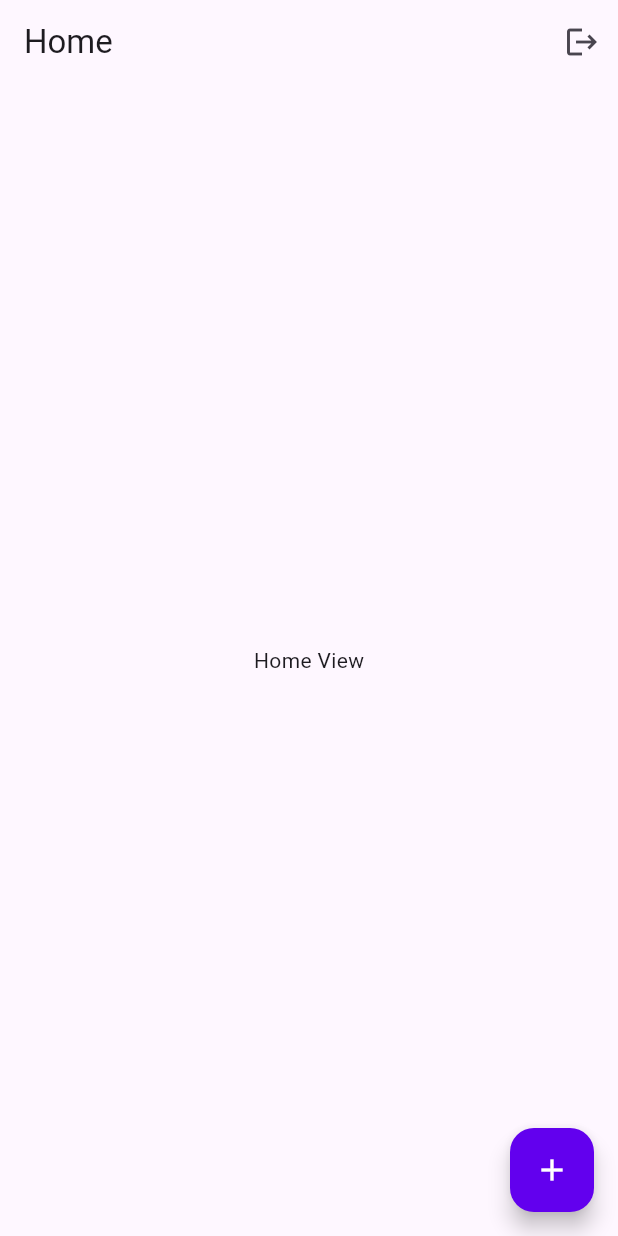
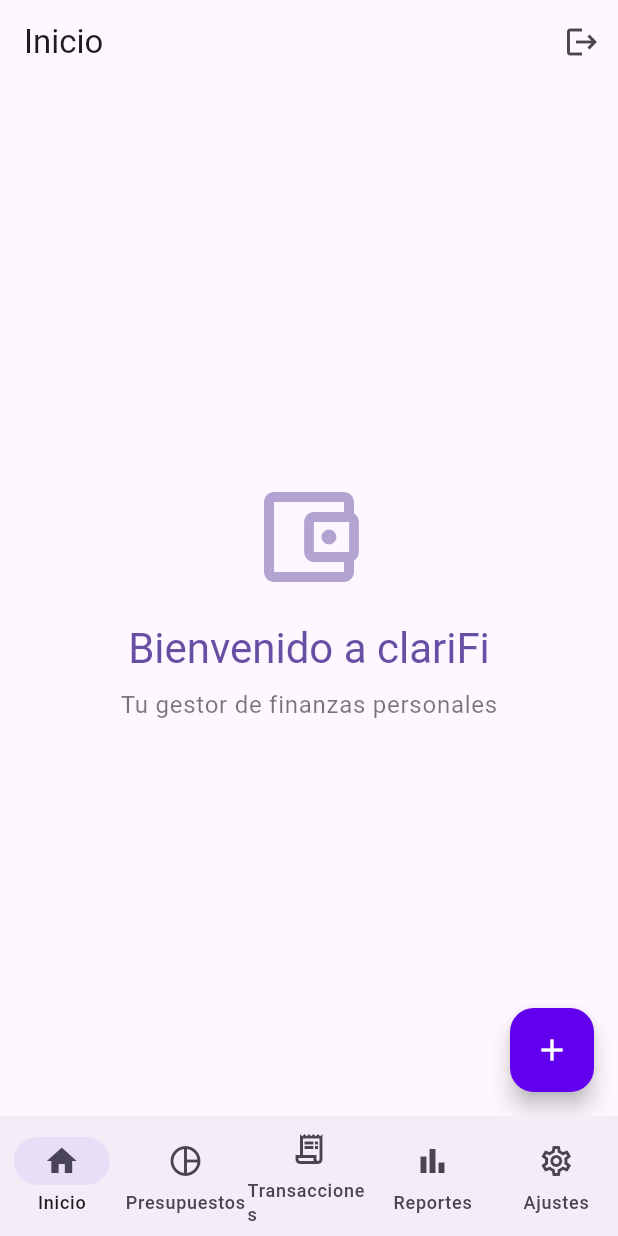
Before and after one commit to IDUCDEV/clariFi, a Flutter app: the screen it shows once a user with an empty profile is signed in, on a phone screen of 412 x 824 dp. Run offline on Flutter 3.47's test engine with Material 3 defaults, Android fonts, the phone set to English and light mode, and no system bars; our stand-ins replace app_links, go_router, supabase_flutter; accounts and stored records are empty.

Commit message:
Added feature view navegationBar

```diff
--- a/lib/src/routes/app_router.dart
+++ b/lib/src/routes/app_router.dart
@@ -10,6 +10,7 @@ import 'package:clarifi_app/src/views/accounts/accounts_list_view.dart';
 import 'package:clarifi_app/src/views/transactions/transaction_form_view.dart';
 import 'package:clarifi_app/src/views/onboarding/onboarding.dart';
 import 'package:clarifi_app/src/views/splashScreen/splash_screen.dart';
+import 'package:clarifi_app/src/views/navigation/main_navigation_view.dart';
 import 'package:go_router/go_router.dart';
 
 
@@ -55,12 +56,12 @@ class AppRouter {
         GoRoute(
           name: 'dashboard',
           path: '/dashboard',
-          builder: (context, state) => const HomeView(),
+          builder: (context, state) => const MainNavigationView(),
         ),
         GoRoute(
           name: 'home',
           path: '/home',
-          builder: (context, state) => const HomeView(),
+          builder: (context, state) => const MainNavigationView(),
         ),
         GoRoute(
           name: 'accounts',
--- a/lib/src/views/home/home_view.dart
+++ b/lib/src/views/home/home_view.dart
@@ -27,7 +27,7 @@ class _HomeViewState extends State<HomeView> {
     final authViewModel = Provider.of<AuthViewModel>(context);
     return Scaffold(
       appBar: AppBar(
-        title: const Text('Home'),
+        title: const Text('Inicio'),
         actions: [
           IconButton(
             icon: const Icon(Icons.logout),
@@ -37,8 +37,31 @@ class _HomeViewState extends State<HomeView> {
           )
         ],
       ),
-      body: const Center(
-        child: Text('Home View'),
+      body: Center(
+        child: Column(
+          mainAxisAlignment: MainAxisAlignment.center,
+          children: [
+            Icon(
+              Icons.account_balance_wallet_outlined,
+              size: 80,
+              color: Theme.of(context).colorScheme.primary.withOpacity(0.5),
+            ),
+            const SizedBox(height: 16),
+            Text(
+              'Bienvenido a clariFi',
+              style: Theme.of(context).textTheme.headlineMedium?.copyWith(
+                color: Theme.of(context).colorScheme.primary,
+              ),
+            ),
+            const SizedBox(height: 8),
+            Text(
+              'Tu gestor de finanzas personales',
+              style: Theme.of(context).textTheme.bodyLarge?.copyWith(
+                color: Theme.of(context).colorScheme.onSurface.withOpacity(0.6),
+              ),
+            ),
+          ],
+        ),
       ),
       floatingActionButton: FloatingActionButton(
         onPressed: () => _showCreateAccountModal(context),
--- /dev/null
+++ b/lib/src/views/navigation/main_navigation_view.dart
@@ -0,0 +1,76 @@
+import 'package:flutter/material.dart';
+import '../home/home_view.dart';
+import '../budgets/budgets_view.dart';
+import '../transactions/transactions_view.dart';
+import '../reports/reports_view.dart';
+import '../settings/settings_view.dart';
+
+/// Vista principal con NavigationBar para navegar entre las secciones principales
+class MainNavigationView extends StatefulWidget {
+  const MainNavigationView({super.key});
+
+  @override
+  State<MainNavigationView> createState() => _MainNavigationViewState();
+}
+
+class _MainNavigationViewState extends State<MainNavigationView> {
+  int _currentPageIndex = 0;
+
+  @override
+  Widget build(BuildContext context) {
+    return Scaffold(
+      body: <Widget>[
+        /// Página de Inicio
+        const HomeView(),
+
+        /// Página de Presupuestos
+        const BudgetsView(),
+
+        /// Página de Transacciones
+        const TransactionsView(),
+
+        /// Página de Reportes
+        const ReportsView(),
+
+        /// Página de Ajustes
+        const SettingsView(),
+      ][_currentPageIndex],
+
+      bottomNavigationBar: NavigationBar(
+        onDestinationSelected: (int index) {
+          setState(() {
+            _currentPageIndex = index;
+          });
+        },
+        selectedIndex: _currentPageIndex,
+        destinations: const <NavigationDestination>[
+          NavigationDestination(
+            selectedIcon: Icon(Icons.home),
+            icon: Icon(Icons.home_outlined),
+            label: 'Inicio',
+          ),
+          NavigationDestination(
+            selectedIcon: Icon(Icons.pie_chart),
+            icon: Icon(Icons.pie_chart_outline),
+            label: 'Presupuestos',
+          ),
+          NavigationDestination(
+            selectedIcon: Icon(Icons.receipt_long),
+            icon: Icon(Icons.receipt_long_outlined),
+            label: 'Transacciones',
+          ),
+          NavigationDestination(
+            selectedIcon: Icon(Icons.bar_chart),
+            icon: Icon(Icons.bar_chart_outlined),
+            label: 'Reportes',
+          ),
+          NavigationDestination(
+            selectedIcon: Icon(Icons.settings),
+            icon: Icon(Icons.settings_outlined),
+            label: 'Ajustes',
+          ),
+        ],
+      ),
+    );
+  }
+}
```
Also changed, not shown: lib/src/views/budgets/budgets_view.dart (added, +51 -0 lines), lib/src/views/reports/reports_view.dart (added, +51 -0 lines), lib/src/views/settings/settings_view.dart (added, +213 -0 lines), lib/src/views/transactions/transactions_view.dart (added, +61 -0 lines).
